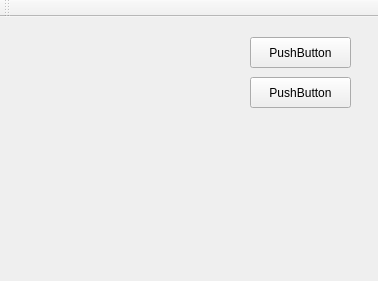
Qt form mainwindow.ui (wpsteak/QT_Practice) before a commit.
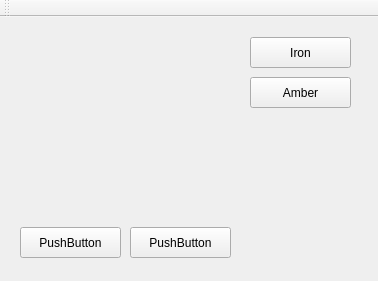
The same form after that commit.

```diff
--- a/mainwindow.ui
+++ b/mainwindow.ui
@@ -24,7 +24,7 @@
      </rect>
     </property>
     <property name="text">
-     <string>PushButton</string>
+     <string>Amber</string>
     </property>
    </widget>
    <widget class="QPushButton" name="pushButton_2">
@@ -37,7 +37,7 @@
      </rect>
     </property>
     <property name="text">
-     <string>PushButton</string>
+     <string>Iron</string>
     </property>
    </widget>
    <widget class="QLabel" name="imageLabel">
@@ -53,6 +53,32 @@
      <string/>
     </property>
    </widget>
+   <widget class="QPushButton" name="pushButton_3">
+    <property name="geometry">
+     <rect>
+      <x>20</x>
+      <y>210</y>
+      <width>101</width>
+      <height>31</height>
+     </rect>
+    </property>
+    <property name="text">
+     <string>PushButton</string>
+    </property>
+   </widget>
+   <widget class="QPushButton" name="pushButton_4">
+    <property name="geometry">
+     <rect>
+      <x>130</x>
+      <y>210</y>
+      <width>101</width>
+      <height>31</height>
+     </rect>
+    </property>
+    <property name="text">
+     <string>PushButton</string>
+    </property>
+   </widget>
   </widget>
   <widget class="QToolBar" name="mainToolBar">
    <property name="windowTitle">
```
Left out of the diff: 4 changed lines with no effect on the pictures.
